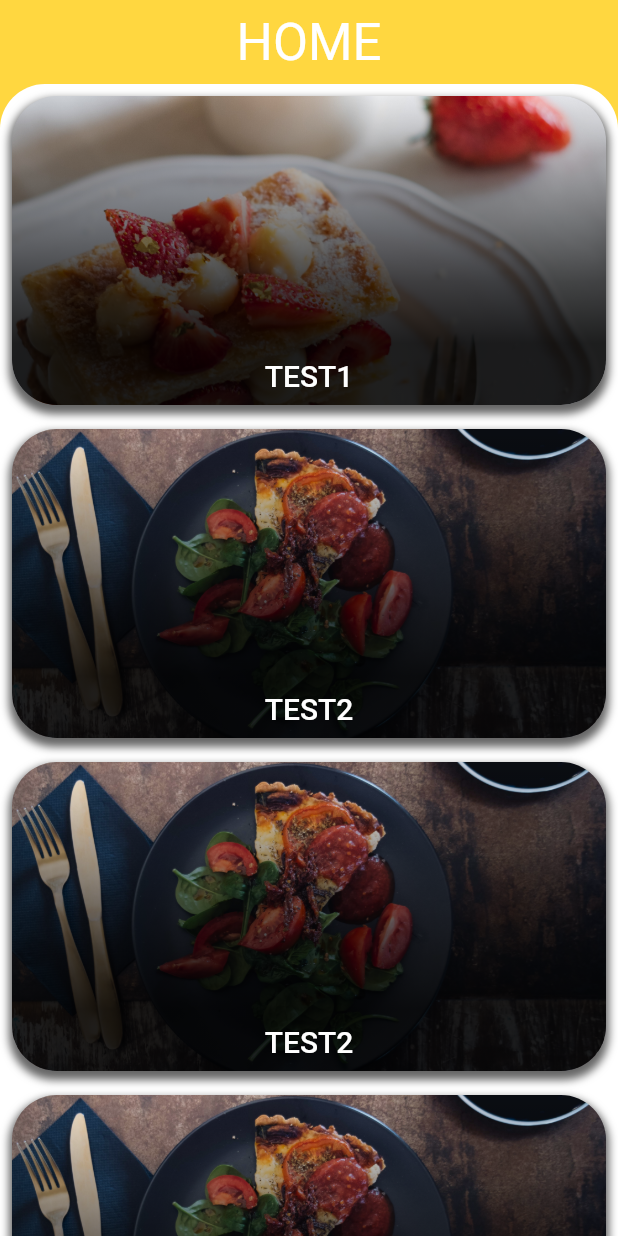
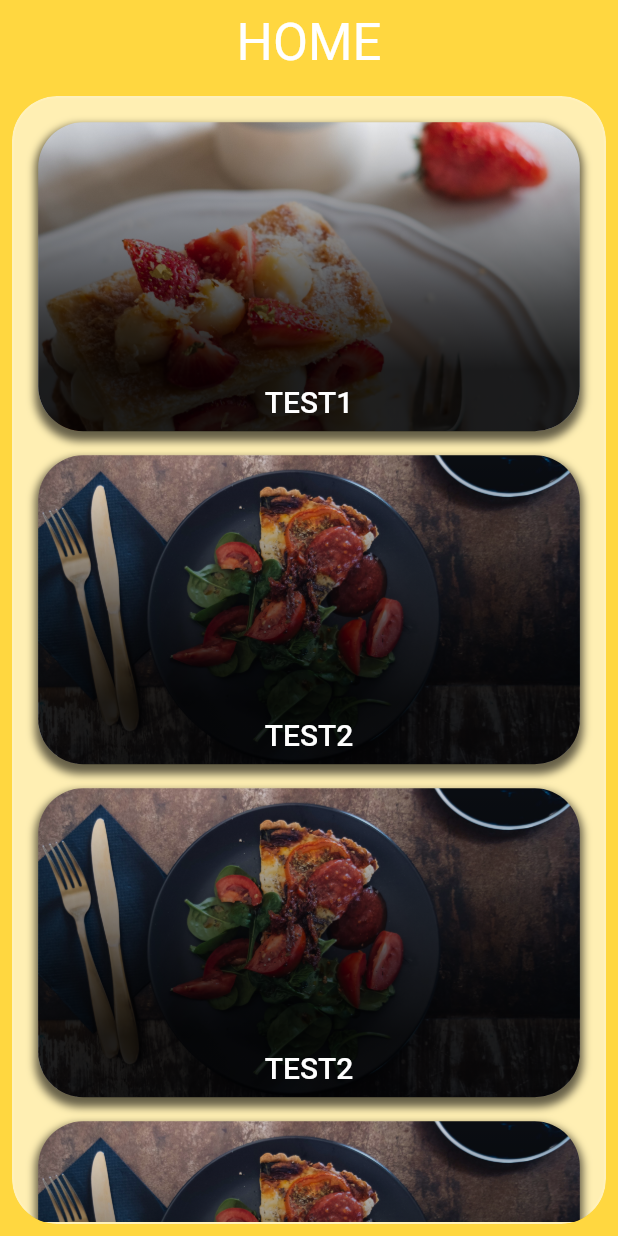
Before and after one commit to Hhanri/generic_restaurant_app, a Flutter app: the screen it shows after launch, on a phone screen of 412 x 824 dp. Run offline on Flutter 3.47's test engine with Material 2 defaults, Android fonts, the phone set to English and light mode, and no system bars; our stand-ins replace connectivity_plus, equatable, flutter_riverpod, page_transition, riverpod.

Commit message:
Glassmorphism widget, Glassmorphism added to Design and json config, variablized values before returning instance of Design on factory Design.generate

```diff
--- a/assets/config.json
+++ b/assets/config.json
@@ -9,10 +9,6 @@
 
   "design" : {
     "padding" : 8.0,
-    "blur" : {
-      "x" : 3,
-      "y" : 3
-    },
     "circularRadius" : 30,
     "singleRadius" : 30,
     "boxShadow" : {
@@ -32,6 +28,17 @@
         "0xDE000000"
       ],
       "stops" : [0.0, 0.6, 0.8]
+    },
+    "glassmorphism" : {
+      "borderWidth" : 1.5,
+      "borderColor" : "0xFFFFFFFF",
+      "borderOpacity" : 0.1,
+      "color" : "0xFFFFFFFFF",
+      "opacity" : 0.6,
+      "blur" : {
+        "x" : 12,
+        "y" : 12
+      }
     }
   }
 }
--- a/lib/resources/app_constants.dart
+++ b/lib/resources/app_constants.dart
@@ -7,9 +7,6 @@ class AppConstants {
   static String fontColor = "fontColor";
   static String design = "design";
   static String padding = "padding";
-  static String blur = "blur";
-  static String x = "x";
-  static String y = "y";
   static String circularRadius = "circularRadius";
   static String singleRadius = "singleRadius";
   static String boxShadow = "boxShadow";
@@ -21,4 +18,11 @@ class AppConstants {
   static String gradient = "gradient";
   static String colors = "colors";
   static String stops = "stops";
+  static String glassmorphism = "glassmorphism";
+  static String borderWidth = "borderWidth";
+  static String borderColor = "borderColor";
+  static String borderOpacity = "borderOpacity";
+  static String blur = "blur";
+  static String x = "x";
+  static String y = "y";
 }
--- a/lib/resources/theme.dart
+++ b/lib/resources/theme.dart
@@ -23,52 +23,64 @@ final ThemeData defaultTheme = ThemeData(
 class Design {
 
   final EdgeInsets padding;
-  final ImageFilter blur;
   final BorderRadius circularRadius;
   final Radius singleRadius;
   final BoxShadow shadow;
-  final BorderRadius topRadius;
   final LinearGradient gradient;
-
+  final BoxDecoration glassmorphism;
+  final ImageFilter glassmorphismBlur;
   Design({
     required this.padding,
-    required this.blur,
     required this.circularRadius,
     required this.singleRadius,
     required this.shadow,
-    required this.topRadius,
-    required this.gradient
+    required this.gradient,
+    required this.glassmorphism,
+    required this.glassmorphismBlur,
   });
 
   factory Design.generate(Map<String, dynamic> json) {
-    return Design(
-      padding: EdgeInsets.all(json[AppConstants.padding].toDouble()),
-      blur: ImageFilter.blur(sigmaX: json[AppConstants.blur][AppConstants.x].toDouble(), sigmaY: json[AppConstants.blur][AppConstants.y].toDouble()),
-      circularRadius: BorderRadius.circular(json[AppConstants.circularRadius].toDouble()),
-      singleRadius: Radius.circular(json[AppConstants.singleRadius].toDouble()),
-      shadow: BoxShadow(
+
+    final EdgeInsets _padding = EdgeInsets.all(json[AppConstants.padding].toDouble());
+    final BorderRadius _circularRadius = BorderRadius.all(Radius.circular(json[AppConstants.circularRadius].toDouble()));
+    final Radius _singleRadius = Radius.circular(json[AppConstants.singleRadius].toDouble());
+    final BoxShadow _shadow = BoxShadow(
       color: Color(int.parse(json[AppConstants.boxShadow][AppConstants.color])).withOpacity(json[AppConstants.boxShadow][AppConstants.opacity].toDouble()),
       spreadRadius: json[AppConstants.boxShadow][AppConstants.spreadRadius].toDouble(),
       blurRadius: json[AppConstants.boxShadow][AppConstants.blurRadius].toDouble(),
       offset: Offset(json[AppConstants.boxShadow][AppConstants.offSet][AppConstants.x].toDouble(), json[AppConstants.boxShadow][AppConstants.offSet][AppConstants.y].toDouble()), // changes position of shadow
-      ),
-      topRadius: BorderRadius.only(
-        topLeft: Radius.circular(json[AppConstants.singleRadius].toDouble()),
-        topRight: Radius.circular(json[AppConstants.singleRadius].toDouble())
-      ),
-      gradient: LinearGradient(
+    );
+    final LinearGradient _gradient = LinearGradient(
       begin: Alignment.topCenter,
       end: Alignment.bottomCenter,
       colors: List<Color>.from(json[AppConstants.gradient][AppConstants.colors].map((var value) => Color(int.parse(value)))),
       stops: List<double>.from(json[AppConstants.gradient][AppConstants.stops])
-      )
+    );
+    final BoxDecoration _glassmorphism = BoxDecoration(
+      borderRadius: BorderRadius.all(Radius.circular(json[AppConstants.circularRadius].toDouble())),
+      border: Border.all(
+        width: json[AppConstants.glassmorphism][AppConstants.borderWidth],
+        color: Color(int.parse(json[AppConstants.glassmorphism][AppConstants.borderColor])).withOpacity(json[AppConstants.glassmorphism][AppConstants.borderOpacity])
+      ),
+      color: Color(int.parse(json[AppConstants.glassmorphism][AppConstants.color])).withOpacity(json[AppConstants.glassmorphism][AppConstants.opacity])
+    );
+    final ImageFilter _glassmorphismBlur = ImageFilter.blur(sigmaX: json[AppConstants.glassmorphism][AppConstants.blur][AppConstants.x].toDouble(), sigmaY: json[AppConstants.glassmorphism][AppConstants.blur][AppConstants.y].toDouble());
+
+    return Design(
+      padding: _padding,
+      circularRadius: _circularRadius,
+      singleRadius: _singleRadius,
+      shadow: _shadow,
+      gradient: _gradient,
+      glassmorphism: _glassmorphism,
+      glassmorphismBlur: _glassmorphismBlur,
     );
   }
 
   static Design defaultDesign = Design(
     padding: const EdgeInsets.all(8),
-    blur: ImageFilter.blur(sigmaX: 3, sigmaY: 3),
-    circularRadius: BorderRadius.circular(30),
+    glassmorphismBlur: ImageFilter.blur(sigmaX: 3, sigmaY: 3),
+    circularRadius: const BorderRadius.all(Radius.circular(30)),
     singleRadius: const Radius.circular(30),
     shadow: BoxShadow(
       color: Colors.black.withOpacity(0.6),
@@ -76,15 +88,18 @@ class Design {
       blurRadius: 4,
       offset: const Offset(0, 4), // changes position of shadow
     ),
-    topRadius: const BorderRadius.only(
-      topLeft: Radius.circular(30),
-      topRight: Radius.circular(30)
-    ),
     gradient: LinearGradient(
       begin: Alignment.topCenter,
       end: Alignment.bottomCenter,
       colors: [Colors.transparent, Colors.black.withOpacity(0.7), Colors.black.withOpacity(0.87)],
       stops: const [0.0, 0.6, 0.8]
-    )
+    ),
+    glassmorphism: BoxDecoration(
+      borderRadius: const BorderRadius.all(Radius.circular(30)),
+      border: Border.all(
+        width: 1.5,
+        color: Colors.white.withOpacity(0.1)
+      ),
+    ),
   );
 }
--- /dev/null
+++ b/lib/widgets/glassmorphism_widget.dart
@@ -0,0 +1,32 @@
+import 'package:flutter/material.dart';
+import 'package:generic_restaurant_app/resources/theme.dart';
+
+class GlassmorphismWidget extends StatelessWidget {
+  final Design design;
+  final Widget child;
+  const GlassmorphismWidget({
+    Key? key,
+    required this.child,
+    required this.design
+  }) : super(key: key);
+
+  @override
+  Widget build(BuildContext context) {
+    return Padding(
+      padding: design.padding,
+      child: ClipRRect(
+        borderRadius: design.circularRadius,
+        child: BackdropFilter(
+          filter: design.glassmorphismBlur,
+          child: Container(
+            decoration: design.glassmorphism,
+            child: Align(
+              alignment: Alignment.topCenter,
+              child: child,
+            ),
+          ),
+        ),
+      ),
+    );
+  }
+}
--- a/lib/widgets/scaffold_widget.dart
+++ b/lib/widgets/scaffold_widget.dart
@@ -1,6 +1,7 @@
 import 'package:flutter/material.dart';
 import 'package:generic_restaurant_app/resources/theme.dart';
 import 'package:generic_restaurant_app/widgets/custom_scroll_widget.dart';
+import 'package:generic_restaurant_app/widgets/glassmorphism_widget.dart';
 
 class ScaffoldWidget extends StatelessWidget {
   final String title;
@@ -22,23 +23,17 @@ class ScaffoldWidget extends StatelessWidget {
           style: Theme.of(context).textTheme.headline4,
         ),
       ),
-      body: Container(
-        decoration: BoxDecoration(
-          color: Theme.of(context).colorScheme.surface,
-          borderRadius: design.topRadius
+      body: GlassmorphismWidget(
+        design: design,
+        child: ScrollConfiguration(
+          behavior: CustomScroll(),
+          child: SingleChildScrollView(
+            child: Padding(
+              padding: design.padding,
+              child: child
+            )
+          )
         ),
-        child: ClipRRect(
-          borderRadius: design.topRadius,
-          child: Align(
-            alignment: Alignment.topCenter,
-            child: ScrollConfiguration(
-              behavior: CustomScroll(),
-              child: SingleChildScrollView(
-                child: child
-              )
-            ),
-          ),
-        )
       ),
     );
   }
```
Lines whose indentation alone changed are shown as unchanged.
